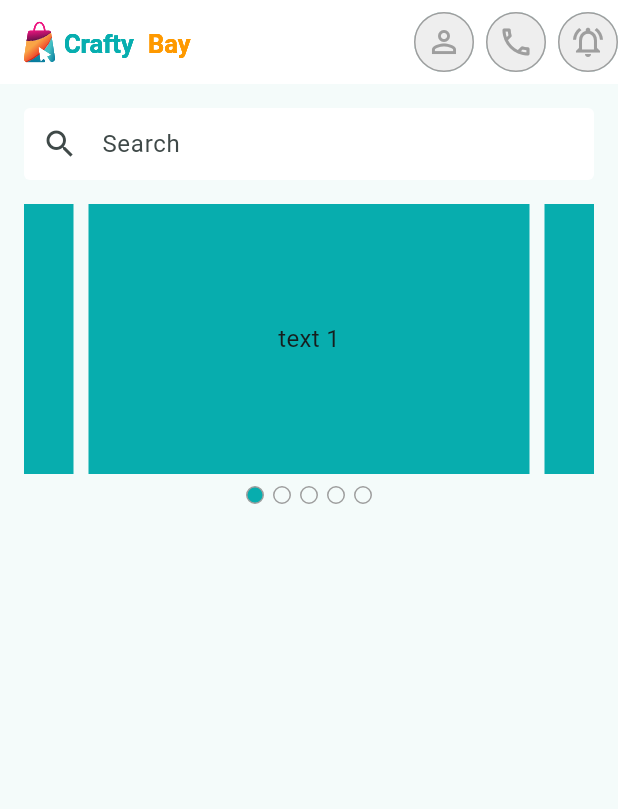
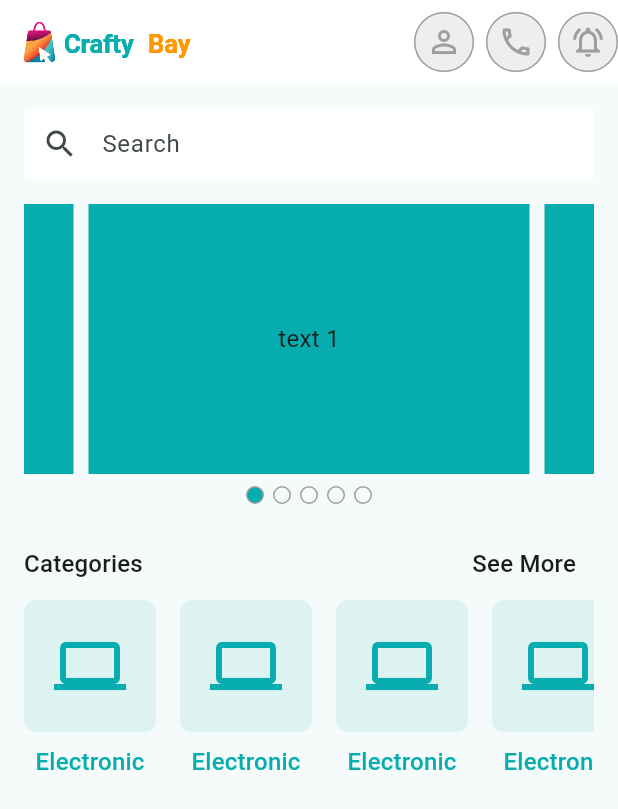
Before and after one commit to mdmridul6/crafty_bay, a Flutter app: the screen it shows after launch, on a phone screen of 412 x 824 dp. Shown: the top 809 px of the screen. Run offline on Flutter 3.47's test engine with Material 3 defaults, Android fonts, the phone set to English and light mode, and no system bars; drawn by our look-alikes of carousel_slider; our stand-ins replace flutter_svg, get, pin_code_fields.

Commit message:
Implement category display with `CategoryItem` widget
Implemented `CategoryItem` widget to display category icons and titles.
Added a horizontal `ListView` of `CategoryItem` widgets in `HomeScreen` to show categories.
Added a "See More" button next to the "Categories" title in `HomeScreen`.

```diff
--- a/lib/presentation/ui/screens/home_screen.dart
+++ b/lib/presentation/ui/screens/home_screen.dart
@@ -1,5 +1,6 @@
 import 'package:crafty_bay/presentation/ui/utils/assets_path.dart';
 import 'package:crafty_bay/presentation/ui/widgets/app_bar_circular_button.dart';
+import 'package:crafty_bay/presentation/ui/widgets/category_item.dart';
 import 'package:crafty_bay/presentation/ui/widgets/home_slider.dart';
 import 'package:crafty_bay/presentation/ui/widgets/search_input.dart';
 import 'package:flutter/material.dart';
@@ -25,6 +26,44 @@ class _HomeScreenState extends State<HomeScreen> {
             SearchInput(),
             SizedBox(height: 16),
             HomeSlider(),
+            SizedBox(height: 16),
+            Row(
+              mainAxisAlignment: MainAxisAlignment.spaceBetween,
+              children: [
+                Text(
+                  "Categories",
+                  style: Theme.of(context).textTheme.titleMedium!.copyWith(
+                    fontWeight: FontWeight.w500,
+                  ),
+                ),
+                TextButton(
+                  onPressed: () {},
+                  child: Text(
+                    "See More",
+                    style: Theme.of(context).textTheme.titleMedium!.copyWith(
+                      fontWeight: FontWeight.w500,
+                    ),
+                  ),
+                ),
+              ],
+            ),
+
+            SizedBox(
+              height: 160,
+              child: ListView.separated(
+                scrollDirection: Axis.horizontal,
+                itemCount: 10,
+                itemBuilder: (context, index) {
+                  return CategoryItem(
+                    iconData: Icons.computer_outlined,
+                    iconTitle: "Electronic",
+                  );
+                },
+                separatorBuilder: (context, index) {
+                  return SizedBox(width: 16);
+                },
+              ),
+            ),
           ],
         ),
       ),
--- /dev/null
+++ b/lib/presentation/ui/widgets/category_item.dart
@@ -0,0 +1,38 @@
+import 'package:crafty_bay/presentation/ui/utils/app_colors.dart';
+import 'package:flutter/material.dart';
+
+class CategoryItem extends StatelessWidget {
+  const CategoryItem({
+    super.key, required this.iconData, required this.iconTitle,
+  });
+
+  final IconData iconData;
+  final String iconTitle;
+
+  @override
+  Widget build(BuildContext context) {
+    return Column(
+      children: [
+        Container(
+          height: 88,
+          width: 88,
+          decoration: BoxDecoration(
+            color: AppColors.themeColor.withValues(alpha: 0.1),
+            borderRadius: BorderRadius.circular(8),
+          ),
+          child: Icon(
+            iconData,
+            color: AppColors.themeColor,
+            size: 48,
+          ),
+        ),
+        SizedBox(height: 8),
+        Text(
+          iconTitle,
+          style: Theme.of(context).textTheme.titleMedium!
+              .copyWith(color: AppColors.themeColor),
+        ),
+      ],
+    );
+  }
+}
```
